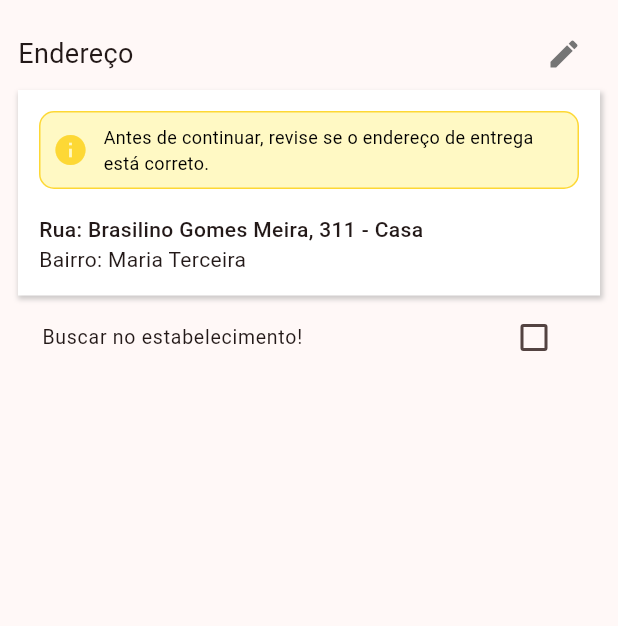
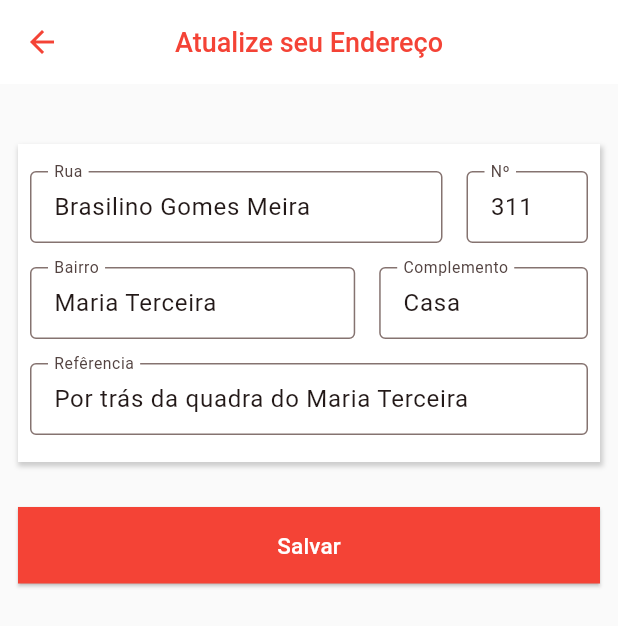
Before and after one commit to melquetrindade/delivery_app, a Flutter app: the ComponenteEndereco widget shown alone on an empty page, opened directly with empty values, after a tap on the "edit" icon, on a phone screen of 412 x 824 dp. Shown: the top 626 px of the screen. Run offline on Flutter 3.47's test engine with Material 3 defaults, Android fonts, the light colour scheme and no system bars; network calls fail.

Commit message:
concluíndo a tela de edição de endereco

```diff
--- /dev/null
+++ b/delivery_app/lib/pages/editEndereco.dart
@@ -0,0 +1,257 @@
+import 'package:delivery_app/repository/endereco.dart';
+import 'package:flutter/cupertino.dart';
+import 'package:flutter/material.dart';
+import 'package:flutter/widgets.dart';
+import 'package:provider/provider.dart';
+
+class EditEndereco extends StatefulWidget {
+  const EditEndereco({super.key});
+
+  @override
+  State<EditEndereco> createState() => _EditEnderecoState();
+}
+
+class _EditEnderecoState extends State<EditEndereco> {
+  final formKey = GlobalKey<FormState>();
+  final rua = TextEditingController();
+  final bairro = TextEditingController();
+  final num = TextEditingController();
+  final complemento = TextEditingController();
+  final referencia = TextEditingController();
+
+  late Endereco enderecoCliente;
+  late EnderecoRepository endereco;
+
+  setEndereco() {
+    setState(() {
+      rua.text = enderecoCliente.rua;
+      bairro.text = enderecoCliente.bairro;
+      num.text = enderecoCliente.num;
+      complemento.text = enderecoCliente.complemento;
+      referencia.text = enderecoCliente.referencia;
+    });
+  }
+
+  @override
+  Widget build(BuildContext context) {
+    endereco = context.watch<EnderecoRepository>();
+    enderecoCliente = endereco.endereco;
+
+    setEndereco();
+
+    return Scaffold(
+      backgroundColor: Colors.grey[50],
+      appBar: AppBar(
+        backgroundColor: Colors.white,
+        iconTheme: IconThemeData(color: Colors.red),
+        centerTitle: true,
+        title: const Text(
+          'Atualize seu Endereço',
+          style: TextStyle(
+              color: Colors.red, fontSize: 18, fontWeight: FontWeight.w500),
+        ),
+      ),
+      body: SingleChildScrollView(
+        child: Padding(
+          padding:
+              const EdgeInsets.only(top: 40, left: 12, right: 12, bottom: 20),
+          child: Column(
+            children: [
+              Container(
+                decoration: BoxDecoration(
+                  color: Colors.white,
+                  boxShadow: [
+                    BoxShadow(
+                      color: Colors.grey.withOpacity(0.5),
+                      spreadRadius: 1,
+                      blurRadius: 2,
+                      offset: Offset(1, 2), // mudança de posição da sombra
+                    ),
+                  ],
+                ),
+                child: Padding(
+                  padding: const EdgeInsets.only(top: 10, bottom: 10),
+                  child: Form(
+                      key: formKey,
+                      child: Column(
+                        mainAxisAlignment: MainAxisAlignment.center,
+                        children: [
+                          Row(
+                            children: [
+                              Expanded(
+                                flex: 3,
+                                child: Padding(
+                                  padding: const EdgeInsets.all(8.0),
+                                  child: TextFormField(
+                                    controller: rua,
+                                    decoration: InputDecoration(
+                                      border: OutlineInputBorder(),
+                                      labelText: 'Rua',
+                                      labelStyle: TextStyle(fontSize: 14),
+                                      contentPadding: EdgeInsets.symmetric(
+                                          vertical: 10, horizontal: 12),
+                                    ),
+                                    keyboardType: TextInputType.text,
+                                    validator: (value) {
+                                      if (value!.isEmpty) {
+                                        return 'Informe o nome da Rua corretamente!';
+                                      }
+                                      return null;
+                                    },
+                                  ),
+                                ),
+                              ),
+                              Expanded(
+                                flex: 1,
+                                child: Padding(
+                                  padding: const EdgeInsets.all(8.0),
+                                  child: TextFormField(
+                                    controller: num,
+                                    decoration: InputDecoration(
+                                      border: OutlineInputBorder(),
+                                      labelText: 'Nº',
+                                      labelStyle: TextStyle(fontSize: 14),
+                                      contentPadding: EdgeInsets.symmetric(
+                                          vertical: 10, horizontal: 12),
+                                    ),
+                                    keyboardType: TextInputType.text,
+                                    validator: (value) {
+                                      if (value!.isEmpty) {
+                                        return 'Informe o número da residência corretamente!';
+                                      }
+                                      return null;
+                                    },
+                                  ),
+                                ),
+                              ),
+                            ],
+                          ),
+                          Row(
+                            children: [
+                              Expanded(
+                                flex: 3,
+                                child: Padding(
+                                  padding: const EdgeInsets.all(8.0),
+                                  child: TextFormField(
+                                    controller: bairro,
+                                    decoration: InputDecoration(
+                                      border: OutlineInputBorder(),
+                                      labelText: 'Bairro',
+                                      labelStyle: TextStyle(fontSize: 14),
+                                      contentPadding: EdgeInsets.symmetric(
+                                          vertical: 10, horizontal: 12),
+                                    ),
+                                    keyboardType: TextInputType.text,
+                                    validator: (value) {
+                                      if (value!.isEmpty) {
+                                        return 'Informe o nome do Bairro corretamente!';
+                                      }
+                                      return null;
+                                    },
+                                  ),
+                                ),
+                              ),
+                              Expanded(
+                                flex: 2,
+                                child: Padding(
+                                  padding: const EdgeInsets.all(8.0),
+                                  child: TextFormField(
+                                    controller: complemento,
+                                    decoration: InputDecoration(
+                                      border: OutlineInputBorder(),
+                                      labelText: 'Complemento',
+                                      labelStyle: TextStyle(fontSize: 14),
+                                      contentPadding: EdgeInsets.symmetric(
+                                          vertical: 10, horizontal: 12),
+                                    ),
+                                    keyboardType: TextInputType.text,
+                                    validator: (value) {
+                                      if (value!.isEmpty) {
+                                        return 'Informe o complemento corretamente!';
+                                      }
+                                      return null;
+                                    },
+                                  ),
+                                ),
+                              ),
+                            ],
+                          ),
+                          Row(
+                            children: [
+                              Expanded(
+                                child: Padding(
+                                  padding: const EdgeInsets.all(8.0),
+                                  child: TextFormField(
+                                    controller: referencia,
+                                    decoration: InputDecoration(
+                                      border: OutlineInputBorder(),
+                                      labelText: 'Refêrencia',
+                                      labelStyle: TextStyle(fontSize: 14),
+                                      contentPadding: EdgeInsets.symmetric(
+                                          vertical: 10, horizontal: 12),
+                                    ),
+                                    keyboardType: TextInputType.text,
+                                    validator: (value) {
+                                      if (value!.isEmpty) {
+                                        return 'Informe a Refêrencia corretamente!';
+                                      }
+                                      return null;
+                                    },
+                                  ),
+                                ),
+                              ),
+                            ],
+                          ),
+                        ],
+                      )),
+                ),
+              ),
+              Padding(
+                padding: const EdgeInsets.only(top: 30, bottom: 20),
+                child: Container(
+                  width: double.infinity,
+                  child: ElevatedButton(
+                    style: ButtonStyle(
+                      backgroundColor:
+                          MaterialStateProperty.all<Color>(Colors.red),
+                      shape: MaterialStateProperty.all<RoundedRectangleBorder>(
+                        RoundedRectangleBorder(
+                          borderRadius: BorderRadius.zero, // Raio dos cantos
+                          side: BorderSide.none, // Remove a borda
+                        ),
+                      ),
+                    ),
+                    onPressed: () {
+                      if (formKey.currentState!.validate()) {
+                        endereco.updateEndereco(Endereco(
+                            rua: rua.text,
+                            bairro: bairro.text,
+                            num: num.text,
+                            complemento: complemento.text,
+                            referencia: referencia.text
+                        ));
+
+                        Navigator.pop(context);
+
+                        ScaffoldMessenger.of(context).showSnackBar(
+                          SnackBar(content: Text('Endereço atualizado com sucesso!')),
+                        );
+                      }
+                    },
+                    child: Padding(
+                      padding: const EdgeInsets.only(top: 15, bottom: 15),
+                      child: Text(
+                        'Salvar',
+                        style: TextStyle(color: Colors.white, fontSize: 15),
+                      ),
+                    ),
+                  ),
+                ),
+              ),
+            ],
+          ),
+        ),
+      ),
+    );
+  }
+}
--- a/delivery_app/lib/repository/endereco.dart
+++ b/delivery_app/lib/repository/endereco.dart
@@ -5,12 +5,14 @@
   String bairro;
   String num;
   String complemento;
+  String referencia;
 
   Endereco(
       {required this.rua,
       required this.bairro,
       required this.num,
-      required this.complemento});
+      required this.complemento,
+      required this.referencia});
 }
 
 class EnderecoRepository extends ChangeNotifier {
@@ -19,7 +21,8 @@
       rua: 'Brasilino Gomes Meira',
       bairro: 'Maria Terceira',
       num: '311',
-      complemento: 'Casa');
+      complemento: 'Casa',
+      referencia: 'Por trás da quadra do Maria Terceira');
 
   EnderecoRepository() {
     iniciarState();
@@ -31,10 +34,14 @@
     _endereco = _dbFirebase;
   }
 
-  addEndereco(){}
+  addEndereco() {}
 
-  deleteEndereco(){}
+  deleteEndereco() {}
 
-  updateEndereco(){}
+  updateEndereco(Endereco newEndereco) {
+    _dbFirebase = newEndereco;
+    _endereco = newEndereco;
 
+    notifyListeners();
+  }
 }
--- a/delivery_app/lib/widgets/vendaPage/endereco.dart
+++ b/delivery_app/lib/widgets/vendaPage/endereco.dart
@@ -1,3 +1,4 @@
+import 'package:delivery_app/pages/editEndereco.dart';
 import 'package:delivery_app/repository/endereco.dart';
 import 'package:delivery_app/repository/enderecoLoja.dart';
 import 'package:flutter/material.dart';
@@ -8,7 +9,10 @@
   final Function toggleState;
   final EnderecoLoja localizacaoLoja;
   const ComponenteEndereco(
-      {super.key, required this.isCheck, required this.toggleState, required this.localizacaoLoja});
+      {super.key,
+      required this.isCheck,
+      required this.toggleState,
+      required this.localizacaoLoja});
 
   @override
   State<ComponenteEndereco> createState() => _ComponenteEnderecoState();
@@ -18,9 +22,18 @@
   late Endereco localizacao;
   late EnderecoRepository endereco;
 
+  navEditEndereco() {
+    Navigator.push(
+      context,
+      MaterialPageRoute(
+        builder: (_) => EditEndereco(),
+      ),
+    );
+  }
+
   @override
   Widget build(BuildContext context) {
-    endereco = context.read<EnderecoRepository>();
+    endereco = context.watch<EnderecoRepository>();
     localizacao = endereco.endereco;
     //print('valor do bool: ${widget.isCheck}');
 
@@ -30,17 +43,17 @@
         child: Column(
           children: [
             widget.isCheck == false
-            ?
-            Row(
+                ? Row(
                     mainAxisAlignment: MainAxisAlignment.spaceBetween,
                     children: [
                       Text(
                         'Endereço',
-                  style: TextStyle(fontSize: 18, fontWeight: FontWeight.w400),
+                        style: TextStyle(
+                            fontSize: 18, fontWeight: FontWeight.w400),
                       ),
                       IconButton(
                           onPressed: () {
-                      print('editar endereço');
+                            navEditEndereco();
                           },
                           icon: Icon(
                             Icons.edit,
@@ -48,18 +61,20 @@
                           ))
                     ],
                   )
-            :
-            Padding(
+                : Padding(
                     padding: const EdgeInsets.only(bottom: 9),
                     child: Container(
                       width: double.infinity,
-                child: Text('Localização da Loja', style: TextStyle(fontSize: 18, fontWeight: FontWeight.w400), textAlign: TextAlign.start,),
+                      child: Text(
+                        'Localização da Loja',
+                        style: TextStyle(
+                            fontSize: 18, fontWeight: FontWeight.w400),
+                        textAlign: TextAlign.start,
                       ),
                     ),
-
+                  ),
             widget.isCheck == false
-            ?
-            Container(
+                ? Container(
                     decoration: BoxDecoration(
                       color: Colors.white,
                       boxShadow: [
@@ -126,6 +141,16 @@
                             width: double.infinity,
                             child: Text(
                               'Bairro: ${localizacao.bairro}',
+                              textAlign: TextAlign.left,
+                              style: TextStyle(fontSize: 14),
+                              maxLines: 1,
+                              overflow: TextOverflow.ellipsis,
+                            ),
+                          ),
+                          Container(
+                            width: double.infinity,
+                            child: Text(
+                              'Referência: ${localizacao.referencia}',
                               textAlign: TextAlign.left,
                               style: TextStyle(fontSize: 14),
                               maxLines: 1,
@@ -230,10 +255,9 @@
               },
               activeColor: Colors.blue,
               checkColor: Colors.white,
-              title: Text('Buscar no estabelecimento!',
-                style: TextStyle(
-                  fontSize: 13
-                ),
+              title: Text(
+                'Buscar no estabelecimento!',
+                style: TextStyle(fontSize: 13),
                 maxLines: 2,
                 overflow: TextOverflow.ellipsis,
               ),
--- a/delivery_app/lib/widgets/vendaPage/formaPagamento.dart
+++ b/delivery_app/lib/widgets/vendaPage/formaPagamento.dart
@@ -75,7 +75,7 @@
                         }),
                   ),
                   Divider(),
-                  widget.isDelivery == false
+                  widget.isDelivery
                       ? ListTile(
                           leading: Icon(Icons.credit_card),
                           title: Text('Cartão'),
```
Lines whose indentation alone changed are shown as unchanged.
